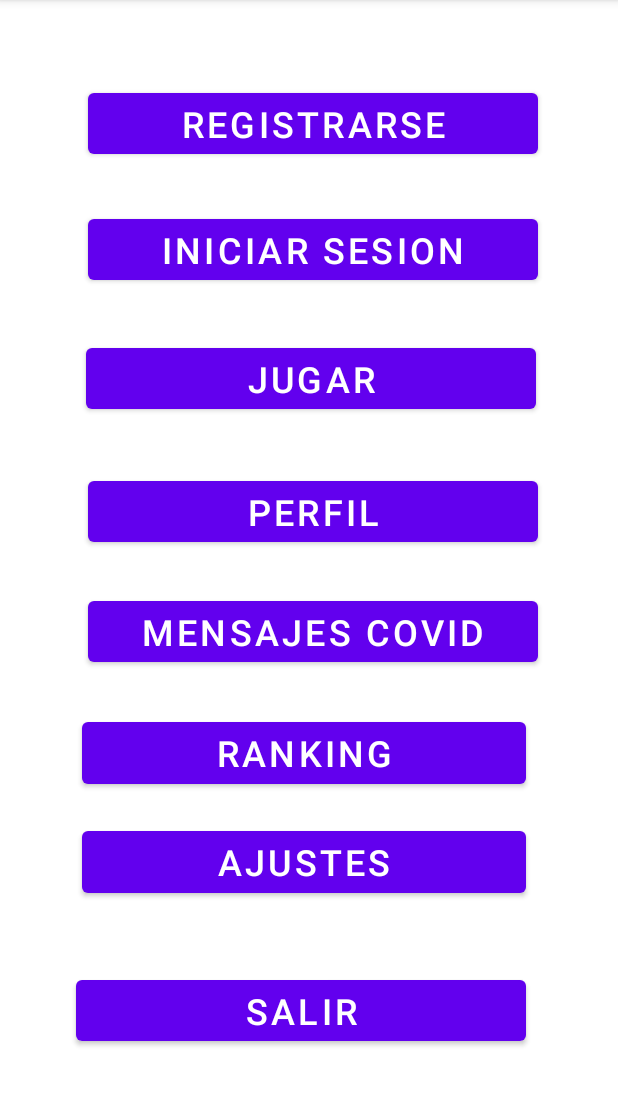
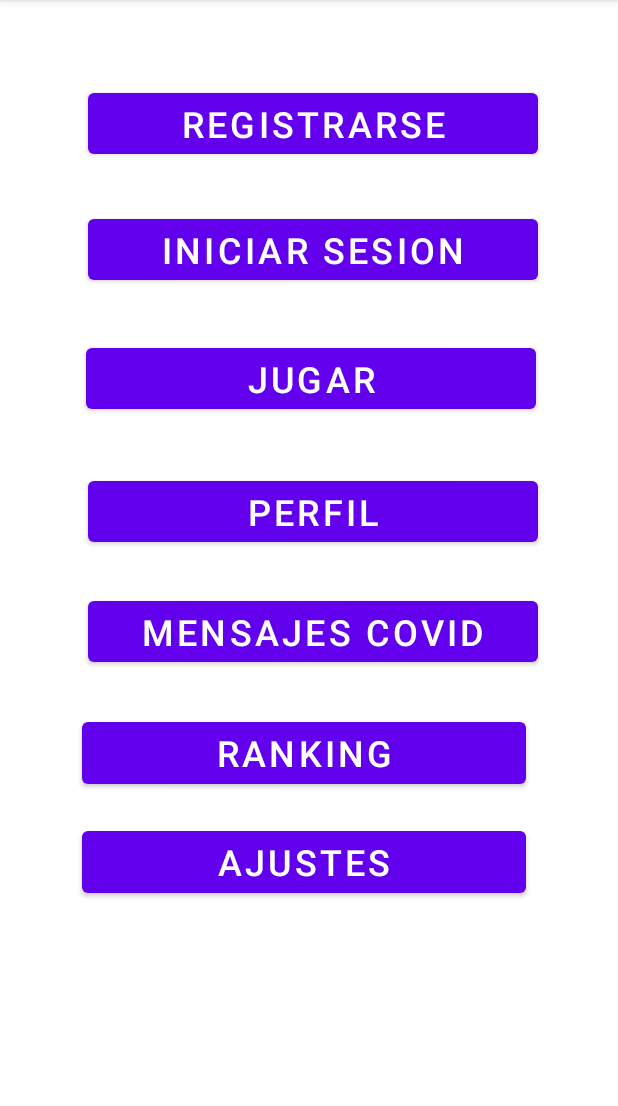
Before and after one commit to C0nf1cker/Software-Processes, an Android app: the MainMenu screen opened directly, with no data from a screen before it, on a phone screen of 412 x 824 dp, the part 84-1190 px from its top. Run offline under Robolectric (Android 15) with nearby library versions, the light colour scheme and no system bars.

Commit message:
Quitar boton de salir

```diff
--- a/DataBase/app/src/main/res/layout/activity_main.xml
+++ b/DataBase/app/src/main/res/layout/activity_main.xml
@@ -59,21 +59,6 @@
         app:layout_constraintTop_toBottomOf="@+id/buttonPlay" />
 
     <Button
-        android:id="@+id/buttonExit"
-        android:layout_width="300dp"
-        android:layout_height="wrap_content"
-        android:layout_marginTop="30dp"
-        android:layout_marginBottom="52dp"
-        android:onClick="Exit"
-        android:text="@string/buttonExit"
-        android:textSize="24sp"
-        app:layout_constraintBottom_toBottomOf="parent"
-        app:layout_constraintEnd_toEndOf="parent"
-        app:layout_constraintHorizontal_bias="0.45"
-        app:layout_constraintStart_toStartOf="parent"
-        app:layout_constraintTop_toBottomOf="@+id/buttonSettings" />
-
-    <Button
         android:id="@+id/buttonMessage"
         android:layout_width="300dp"
         android:layout_height="wrap_content"
```
